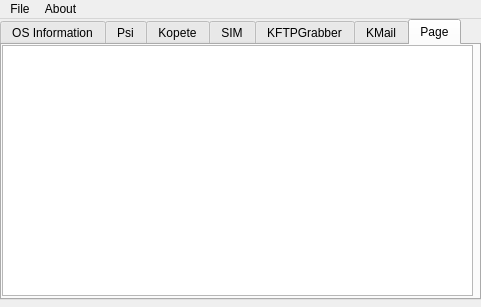
Before: the Qt Designer form mainwindow.ui in CryptoManiac/pswdrec, drawn with Qt 5.
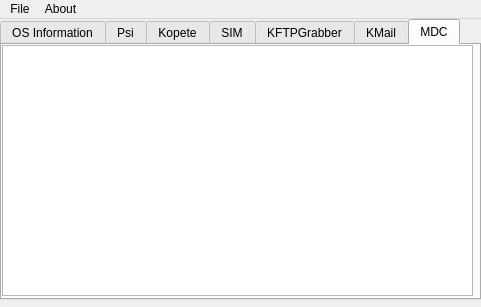
After: the same form once the commit is applied. Icons and pictures are not drawn.

The edit to the form file:
```diff
--- a/mainwindow.ui
+++ b/mainwindow.ui
@@ -155,7 +155,7 @@
     </widget>
     <widget class="QWidget" name="tab_7">
      <attribute name="title">
-      <string>Page</string>
+      <string>MDC</string>
      </attribute>
      <widget class="QTextBrowser" name="textBrowser_3">
       <property name="geometry">
```
